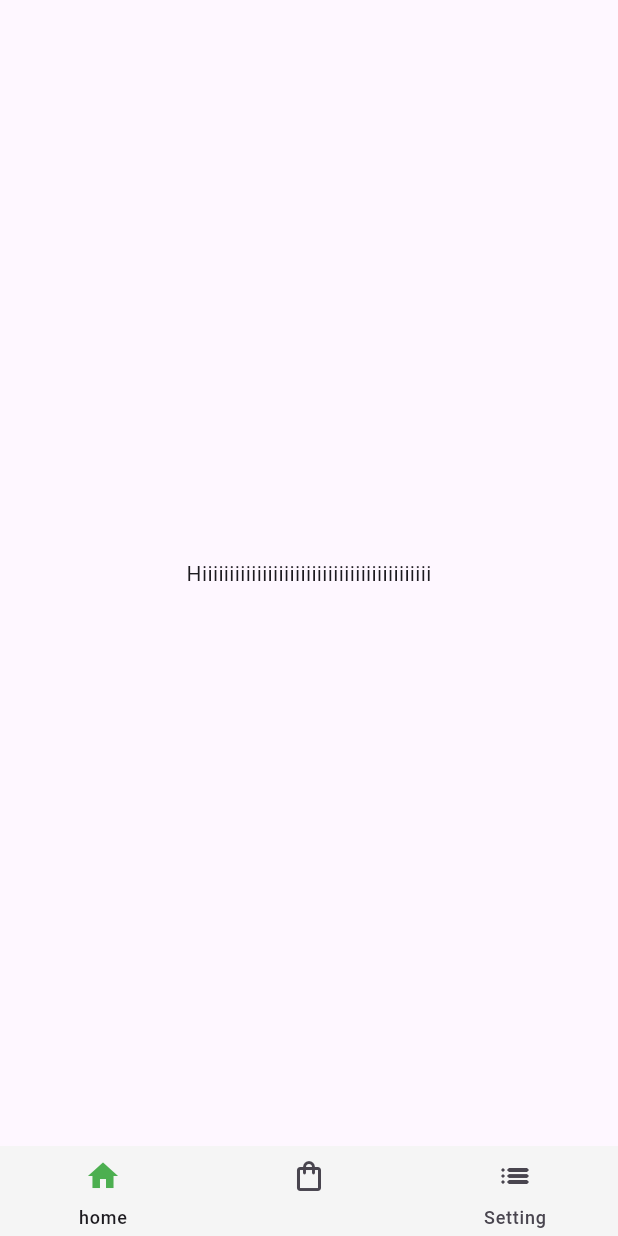
After one commit to Gaurav-Magarde/expiry-wise, a Flutter app: the screen it shows after launch, on a phone screen of 412 x 824 dp. The commit adds this screen. Run offline on Flutter 3.47's test engine with Material 3 defaults, Android fonts, the light colour scheme and no system bars; our stand-ins replace get, lucide_icons_flutter.

Commit message:
feat : create Navigation screens

```diff
--- /dev/null
+++ b/lib/features/Home/screen/home_screen.dart
@@ -0,0 +1,10 @@
+import 'package:flutter/cupertino.dart';
+
+class HomeScreen extends StatelessWidget {
+  const HomeScreen({super.key});
+
+  @override
+  Widget build(BuildContext context) {
+    return Center(child: Text("Hiiiiiiiiiiiiiiiiiiiiiiiiiiiiiiiiiiiiiiiiii"),);
+  }
+}
--- /dev/null
+++ b/lib/features/Navigation/controller/navigation_controller.dart
@@ -0,0 +1,19 @@
+import 'package:flutter/cupertino.dart';
+import 'package:get/get.dart';
+
+import '../../All Items/screens/all_items_screen.dart';
+import '../../Home/screen/home_screen.dart';
+
+class NavigationController extends GetxController{
+
+  RxInt selectedScreenIndex = 0.obs;
+
+  final List<Widget> screens = [
+    HomeScreen(),
+    AllItemsScreen()
+  ];
+
+  void changeScreen(int index){
+    selectedScreenIndex.value = index;
+  }
+}
--- /dev/null
+++ b/lib/features/Navigation/screens/NavigationScreen.dart
@@ -0,0 +1,36 @@
+import 'package:expiry_wise_app/utils/constants/colors.dart';
+import 'package:flutter/material.dart';
+import 'package:get/get.dart';
+import '../controller/navigation_controller.dart';
+
+class NavigationScreen extends StatelessWidget {
+  const NavigationScreen({super.key});
+
+  @override
+  Widget build(BuildContext context) {
+    final controller = Get.put(NavigationController());
+    return Scaffold(
+      bottomNavigationBar: NavigationBar(
+        elevation: 0,
+        selectedIndex: controller.selectedScreenIndex.value,
+backgroundColor: Colors.grey[100],
+        height: 60,
+indicatorColor: Colors.grey[100],
+        onDestinationSelected: controller.changeScreen,
+        destinations: [
+          NavigationDestination(selectedIcon: Icon(Icons.home,color: EColors.primary,), icon:  Icon(Icons.home), label: "home",),
+          NavigationDestination(
+            icon: Obx(()=> Icon(Icons.shopping_bag_outlined,color: controller.selectedScreenIndex.value == 1? EColors.primary : null,)),
+            label: "",
+
+          ),
+          NavigationDestination(
+            icon: Icon(Icons.list_rounded),
+            label: "Setting",
+          ),
+        ],
+      ),
+      body: Obx(() => controller.screens[controller.selectedScreenIndex.value]),
+    );
+  }
+}
--- a/lib/main.dart
+++ b/lib/main.dart
@@ -1,3 +1,4 @@
+import 'package:expiry_wise_app/features/Navigation/screens/NavigationScreen.dart';
 import 'package:expiry_wise_app/utils/Theme/theme.dart';
 import 'package:flutter/material.dart';
 import 'package:get/get_navigation/src/root/get_material_app.dart';
@@ -19,7 +20,7 @@ class MyApp extends StatelessWidget{
       theme: EAppTheme.lightTheme,
       title: "expiry-wise",
       debugShowCheckedModeBanner: false,
-      home: const OnBoardingScreen(),
+      home: const NavigationScreen(),
     );
 
   }
--- a/lib/utils/Theme/Widgets/elevated_button_theme.dart
+++ b/lib/utils/Theme/Widgets/elevated_button_theme.dart
@@ -5,6 +5,7 @@ class ElevatedButtonThemes{
 
    static final ElevatedButtonThemeData lightElevatedButtonTheme = ElevatedButtonThemeData(
     style: ElevatedButton.styleFrom(
+      elevation: 0,
       backgroundColor: EColors.accentPrimary,
         minimumSize: Size(double.infinity,56),
         foregroundColor: EColors.light,
```
Also changed, not shown: lib/features/All Items/screens/all_items_screen.dart (added, +12 -0 lines), lib/features/OnBoarding/screens/on_boarding_screen.dart (+22 -8 lines), assets/OnBoarding/onBoarding1.png, assets/OnBoarding/onBoarding2.png, assets/OnBoarding/onBoarding3.png.
